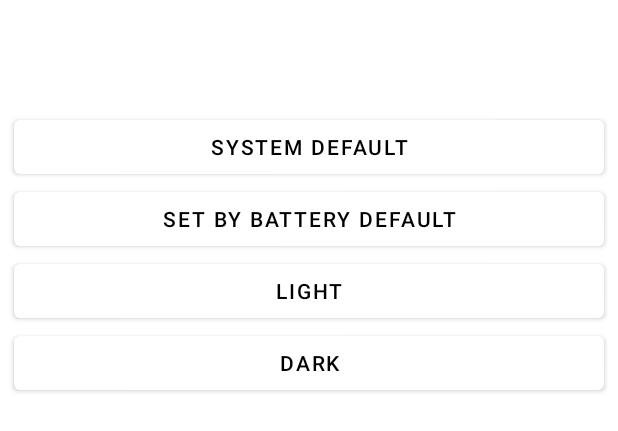
After one commit to kTH-Studio/Music_app, an Android app: the layout theme.xml on its own in the app's theme, with its tools: preview values and no code run, on a phone screen of 412 x 824 dp. The commit adds this screen. Shown: the top 431 px of the screen. Run offline under Robolectric (Android 15) with nearby library versions, the phone set to English and light mode, and no system bars.

Commit message:
v.2(v.1.30)

```diff
--- a/app/src/main/AndroidManifest.xml
+++ b/app/src/main/AndroidManifest.xml
@@ -6,6 +6,7 @@
     <uses-permission android:name="android.permission.ACCESS_NETWORK_STATE" />
     <uses-permission android:name="android.permission.READ_EXTERNAL_STORAGE"/>
     <uses-permission android:name="android.permission.WRITE_EXTERNAL_STORAGE"/>
+    <uses-permission android:name="android.permission.BLUETOOTH"/>
     <application
         android:allowBackup="true"
         android:dataExtractionRules="@xml/data_extraction_rules"
--- a/app/src/main/res/layout/settings.xml
+++ b/app/src/main/res/layout/settings.xml
@@ -89,7 +89,6 @@
                 android:paddingRight="18dp"
                 android:orientation="vertical">
                 <TextView
-                    android:alpha="0.5"
                     android:id="@+id/theme_hint"
                     android:layout_width="match_parent"
                     android:layout_height="wrap_content"
@@ -100,7 +99,6 @@
                     android:textSize="18sp"
                     android:textColor="@color/text2"/>
                 <TextView
-                    android:alpha="0.5"
                     android:id="@+id/theme_choice"
                     android:layout_width="match_parent"
                     android:layout_height="wrap_content"
--- /dev/null
+++ b/app/src/main/res/layout/theme.xml
@@ -0,0 +1,63 @@
+<LinearLayout
+    xmlns:android="http://schemas.android.com/apk/res/android"
+    android:layout_width="match_parent"
+    android:layout_height="match_parent"
+    android:orientation="vertical">
+    <LinearLayout
+        android:id="@+id/linear1"
+        android:layout_width="match_parent"
+        android:layout_height="wrap_content"
+        android:paddingTop="15dp"
+        android:paddingBottom="20dp"
+        android:orientation="horizontal">
+        <LinearLayout
+            android:id="@+id/linear2"
+            android:layout_width="match_parent"
+            android:layout_height="wrap_content"
+            android:padding="4dp"
+            android:orientation="vertical">
+            <TextView
+                android:id="@+id/theme"
+                android:focusable="false"
+                android:layout_width="match_parent"
+                android:layout_height="wrap_content"
+                android:paddingLeft="10dp"
+                android:paddingRight="10dp"
+                android:paddingBottom="25dp"
+                android:textSize="22sp"
+                android:textColor="@color/text1"/>
+            <Button
+                android:id="@+id/system"
+                android:layout_marginRight="5dp"
+                android:layout_marginLeft="5dp"
+                android:text="@string/system_default"
+                android:textColor="@color/text1"
+                android:layout_height="wrap_content"
+                android:layout_width="match_parent"/>
+            <Button
+                android:id="@+id/battery"
+                android:layout_marginRight="5dp"
+                android:layout_marginLeft="5dp"
+                android:text="@string/battery"
+                android:textColor="@color/text1"
+                android:layout_height="wrap_content"
+                android:layout_width="match_parent"/>
+            <Button
+                android:id="@+id/light"
+                android:layout_marginRight="5dp"
+                android:layout_marginLeft="5dp"
+                android:text="@string/light"
+                android:textColor="@color/text1"
+                android:layout_height="wrap_content"
+                android:layout_width="match_parent"/>
+            <Button
+                android:id="@+id/dark"
+                android:layout_marginRight="5dp"
+                android:layout_marginLeft="5dp"
+                android:text="@string/dark"
+                android:textColor="@color/text1"
+                android:layout_height="wrap_content"
+                android:layout_width="match_parent"/>
+        </LinearLayout>
+    </LinearLayout>
+</LinearLayout>
--- a/app/src/main/res/values/strings.xml
+++ b/app/src/main/res/values/strings.xml
@@ -77,9 +77,10 @@
     <string name="animated_art">Animated Art</string>
     <string name="animated_art_hint">Albums and artist pages will automatically play</string>
     <string name="high_quality">High Quality</string>
-    <string name="wifi_connected">Nur WiFi</string>
+    <string name="wifi_connected">WiFi only</string>
     <string name="profile">Profile</string>
     <string name="mobile_connected">WiFi and mobile</string>
     <string name="disabled">Disabled</string>
     <string name="internet_lost">No Internet Connection!</string>
+    <string name="battery" >Set by Battery Default</string>
 </resources>
```
Also changed, not shown: app/src/main/java/ru/kartofan/theme/music/app/AlbumActivity.java (+14 -0 lines), app/src/main/java/ru/kartofan/theme/music/app/MainActivity.java (+4 -7 lines), app/src/main/java/ru/kartofan/theme/music/app/SettingsActivity.java (+88 -0 lines), 1 other file.
